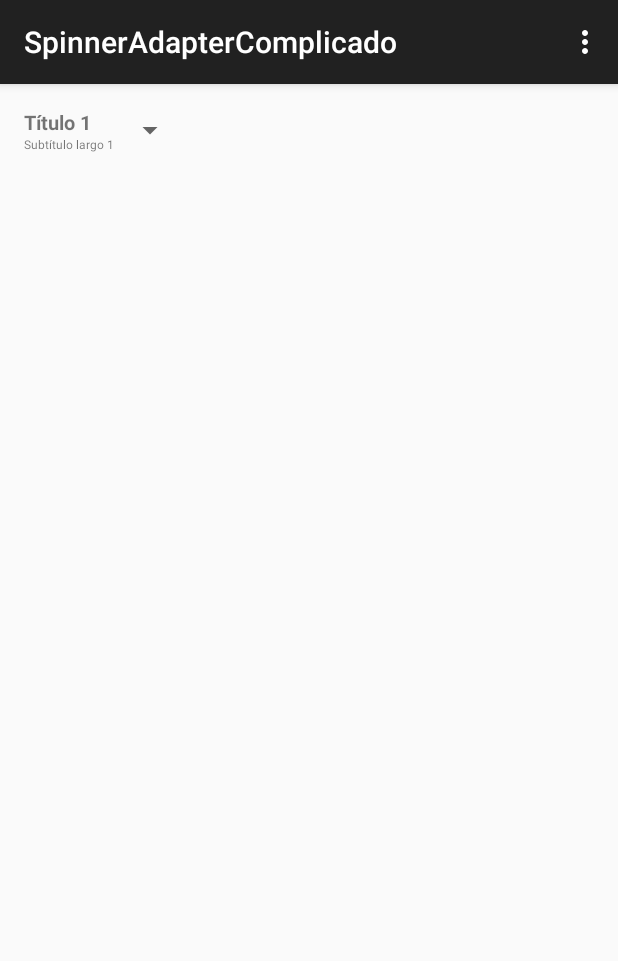
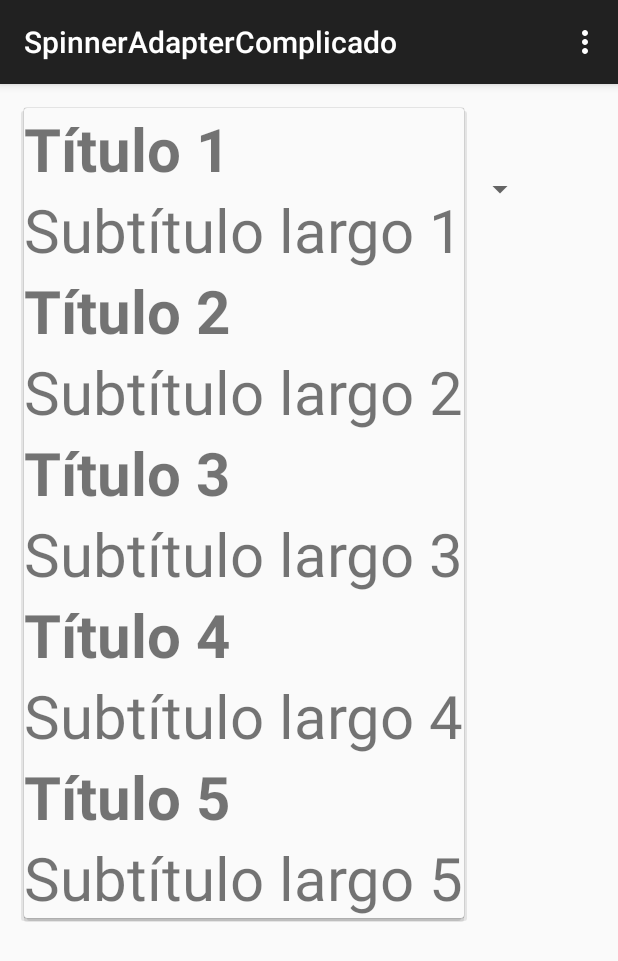
Before and after one commit to c-trives/PMM, an Android app: the screen it shows after launch (MainActivity), after a tap on "Título 1", on a phone screen of 412 x 824 dp. Shown: the top 961 px of the screen. Run offline under Robolectric (Android 15) with nearby library versions, the light colour scheme and no system bars.

Commit message:
Spinner Adaptor Complejo solucionado

```diff
--- a/SpinnerAdapterComplicado/app/src/main/java/iesserpis/mati/cristian/spinneradaptercomplicado/MainActivity.java
+++ b/SpinnerAdapterComplicado/app/src/main/java/iesserpis/mati/cristian/spinneradaptercomplicado/MainActivity.java
@@ -16,6 +16,7 @@ import android.widget.TextView;
 import android.widget.Toast;
 
 public class MainActivity extends AppCompatActivity {
+    Spinner spinner1;
     private Titular[] datos =
             new Titular[]{
                     new Titular("Título 1", "Subtítulo largo 1"),
@@ -29,7 +30,7 @@ public class MainActivity extends AppCompatActivity {
         super.onCreate(savedInstanceState);
         setContentView(R.layout.activity_main);
 
-        final Spinner spinner1 = (Spinner) findViewById(R.id.spinner1);
+        spinner1 = (Spinner) findViewById(R.id.spinner1);
 
 
 
@@ -38,13 +39,13 @@ public class MainActivity extends AppCompatActivity {
                 new AdaptadorTitulares(this);
 
 
-
+        //adaptador.setDropDownViewResource(android.R.layout.simple_spinner_dropdown_item);
         spinner1.setAdapter(adaptador);
 
         spinner1.setOnItemSelectedListener(new AdapterView.OnItemSelectedListener() {
             @Override
             public void onItemSelected(AdapterView<?> parent, View view, int position, long id) {
-                showToast("prueba");
+                showToast(datos[position].getTitulo());
             }
 
             @Override
@@ -76,6 +77,12 @@ public class MainActivity extends AppCompatActivity {
             return(item);
 
         }
+
+        @Override
+        public View getDropDownView(int position, View cnvtView, ViewGroup prnt) {
+            return getView(position, cnvtView, prnt);
+        }
+
     }
 
 
--- a/SpinnerAdapterComplicado/app/src/main/res/layout/listitem_titular.xml
+++ b/SpinnerAdapterComplicado/app/src/main/res/layout/listitem_titular.xml
@@ -9,11 +9,11 @@
         android:layout_width="fill_parent"
         android:layout_height="wrap_content"
         android:textStyle="bold"
-        android:textSize="20px" />
+        android:textSize="60px" />
 
     <TextView android:id="@+id/LblSubTitulo"
         android:layout_width="fill_parent"
         android:layout_height="wrap_content"
         android:textStyle="normal"
-        android:textSize="12px" />
+        android:textSize="60px" />
 </LinearLayout>
```
